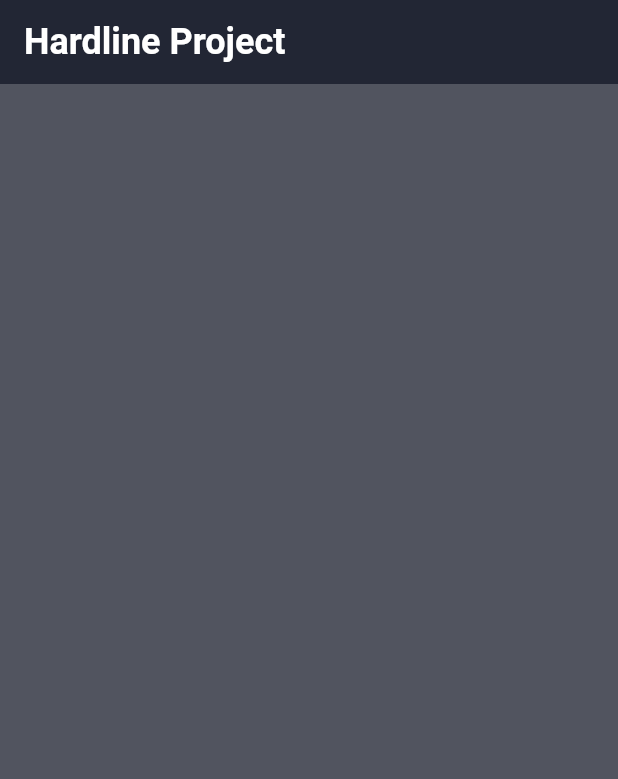
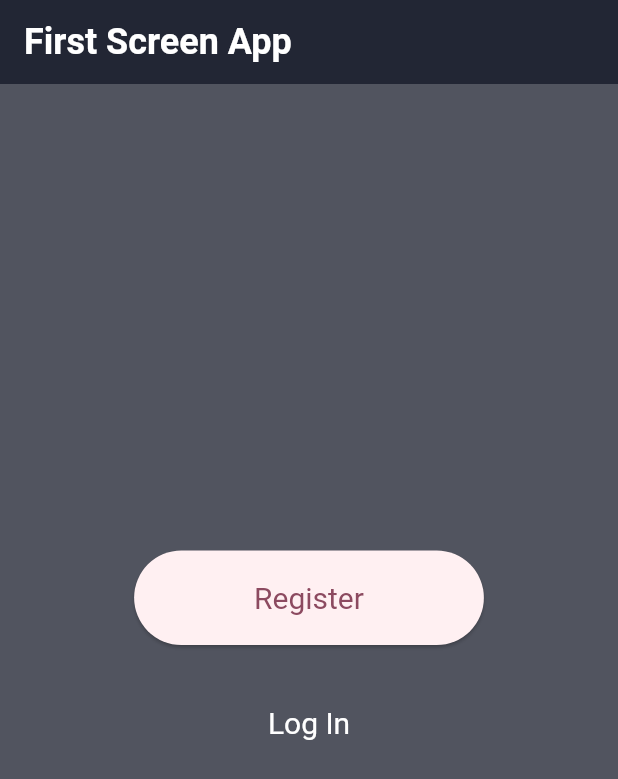
Before and after one commit to Pososew/hardline, a Flutter app: the screen it shows after launch, on a phone screen of 412 x 824 dp. Shown: the top 779 px of the screen. Run offline on Flutter 3.47's test engine with Material 3 defaults, Android fonts, the phone set to English and light mode, and no system bars.

Commit message:
раскидал всё
Теперь всэ по папкам, в папке роутс пока что главный экран - это странциа регистрации, потом изменим на главную страницу уже реальную

```diff
--- /dev/null
+++ b/lib/feature/login_page/view/view.dart
@@ -0,0 +1 @@
+export 'login_screen_page.dart';
--- /dev/null
+++ b/lib/feature/login_page/widgets/login_page_button.dart
@@ -0,0 +1,20 @@
+import 'package:flutter/material.dart';
+
+class LoginPageButton extends StatelessWidget {
+  const LoginPageButton({super.key});
+
+  @override
+  Widget build(BuildContext context) {
+    return TextButton(
+      onPressed: () {
+        Navigator.of(context).pushNamed('/login-screen', arguments: 1);
+      },
+      style: TextButton.styleFrom(
+        foregroundColor: Colors.white,
+        padding: const EdgeInsets.symmetric(horizontal: 80, vertical: 20),
+        textStyle: const TextStyle(fontSize: 20),
+      ),
+      child: const Text('Log In'),
+    );
+  }
+}
--- /dev/null
+++ b/lib/feature/login_page/widgets/widgets.dart
@@ -0,0 +1 @@
+export 'login_page_button.dart';
--- /dev/null
+++ b/lib/feature/register_page/register_page.dart
@@ -0,0 +1 @@
+export 'view/view.dart';
--- /dev/null
+++ b/lib/feature/register_page/view/view.dart
@@ -0,0 +1 @@
+export 'register_screen_page.dart';
--- /dev/null
+++ b/lib/feature/register_page/widgets/register_page_button.dart
@@ -0,0 +1,22 @@
+import 'package:flutter/material.dart';
+
+class RegisterPageButton extends StatelessWidget {
+  const RegisterPageButton({super.key});
+
+  @override
+  Widget build(BuildContext context) {
+    return ElevatedButton(
+      onPressed: () {
+        Navigator.of(context).pushNamed(
+          '/register-screen',
+          arguments: 2,
+        );
+      },
+      style: ElevatedButton.styleFrom(
+        padding: const EdgeInsets.symmetric(horizontal: 80, vertical: 20),
+        textStyle: const TextStyle(fontSize: 20),
+      ),
+      child: const Text('Register'),
+    );
+  }
+}
--- /dev/null
+++ b/lib/feature/register_page/widgets/widgets.dart
@@ -0,0 +1 @@
+export 'register_page_button.dart';
--- /dev/null
+++ b/lib/first_page/first_page_screen.dart
@@ -0,0 +1,34 @@
+import 'package:flutter/material.dart';
+
+import '../feature/login_page/widgets/widgets.dart';
+import '../feature/register_page/widgets/widgets.dart';
+
+class FirstScreen extends StatefulWidget {
+  const FirstScreen({super.key, required this.title});
+
+  final String title;
+
+  @override
+  State<FirstScreen> createState() => _FirstScreenState();
+}
+
+class _FirstScreenState extends State<FirstScreen> {
+  @override
+  Widget build(BuildContext context) {
+    return Scaffold(
+      appBar: AppBar(
+        title: Text(widget.title),
+      ),
+      body: const Center(
+        child: Column(
+          mainAxisAlignment: MainAxisAlignment.center,
+          children: [
+            RegisterPageButton(),
+            SizedBox(height: 20),
+            LoginPageButton(),
+          ],
+        ),
+      ),
+    );
+  }
+}
--- /dev/null
+++ b/lib/like_mind_app.dart
@@ -0,0 +1,16 @@
+import 'package:flutter/material.dart';
+
+import 'routers/router.dart';
+import 'theme/theme.dart';
+
+class LineMindApp extends StatelessWidget {
+  const LineMindApp({super.key});
+
+  @override
+  Widget build(BuildContext context) {
+    return MaterialApp(
+      theme: darkTheme,
+      routes: routes,
+    );
+  }
+}
--- a/lib/main.dart
+++ b/lib/main.dart
@@ -1,50 +1,6 @@
 import 'package:flutter/material.dart';
+import 'package:hardline/like_mind_app.dart';
 
 void main() {
-  runApp(const MyApp());
+  runApp(const LineMindApp());
 }
-
-class MyApp extends StatelessWidget {
-  const MyApp({super.key});
-
-  @override
-  Widget build(BuildContext context) {
-    return MaterialApp(
-      theme: ThemeData(
-        colorScheme: ColorScheme.fromSeed(seedColor: Colors.black),
-        scaffoldBackgroundColor: const Color.fromARGB(186, 16, 21, 35),
-        appBarTheme: const AppBarTheme(
-          backgroundColor: Color.fromARGB(186, 16, 21, 35),
-          titleTextStyle: TextStyle(
-            color: Colors.white,
-            fontSize: 24,
-            fontWeight: FontWeight.w700,
-          ),
-        ),
-        useMaterial3: true,
-      ),
-      home: const HardLineProg(title: 'Hardline Project'),
-    );
-  }
-}
-
-class HardLineProg extends StatefulWidget {
-  const HardLineProg({super.key, required this.title});
-
-  final String title;
-
-  @override
-  State<HardLineProg> createState() => _HardLineProgState();
-}
-
-class _HardLineProgState extends State<HardLineProg> {
-  @override
-  Widget build(BuildContext context) {
-    return Scaffold(
-      appBar: AppBar(
-        title: Text(widget.title),
-      ),
-      body: Center(),
-    );
-  }
-}
--- /dev/null
+++ b/lib/routers/router.dart
@@ -0,0 +1,11 @@
+import 'package:hardline/feature/login_page/view/view.dart';
+import 'package:hardline/feature/register_page/register_page.dart';
+import 'package:hardline/first_page/first_page_screen.dart';
+
+final routes = {
+  '/': (context) => const FirstScreen(
+        title: 'First Screen App',
+      ),
+  '/register-screen': (context) => const RegisterScreen(),
+  '/login-screen': (context) => const LoginScreen(),
+};
--- /dev/null
+++ b/lib/theme/theme.dart
@@ -0,0 +1,15 @@
+import 'package:flutter/material.dart';
+
+final darkTheme = ThemeData(
+  colorScheme: ColorScheme.fromSeed(seedColor: Colors.black),
+  scaffoldBackgroundColor: const Color.fromARGB(186, 16, 21, 35),
+  appBarTheme: const AppBarTheme(
+    backgroundColor: Color.fromARGB(186, 16, 21, 35),
+    titleTextStyle: TextStyle(
+      color: Colors.white,
+      fontSize: 24,
+      fontWeight: FontWeight.w700,
+    ),
+  ),
+  useMaterial3: true,
+);
```
Also changed, not shown: lib/feature/login_page/view/login_screen_page.dart (added, +20 -0 lines), lib/feature/register_page/view/register_screen_page.dart (added, +20 -0 lines), lib/first_page/view.dart (added), 1 other file.
